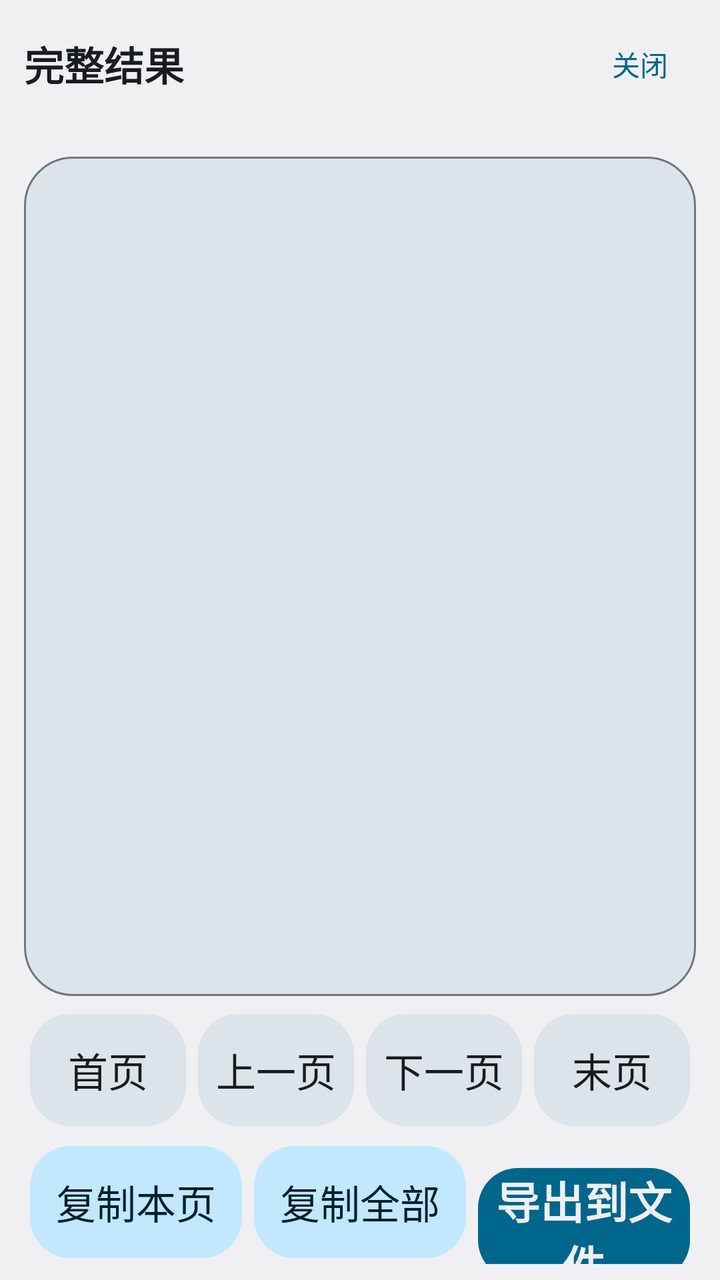
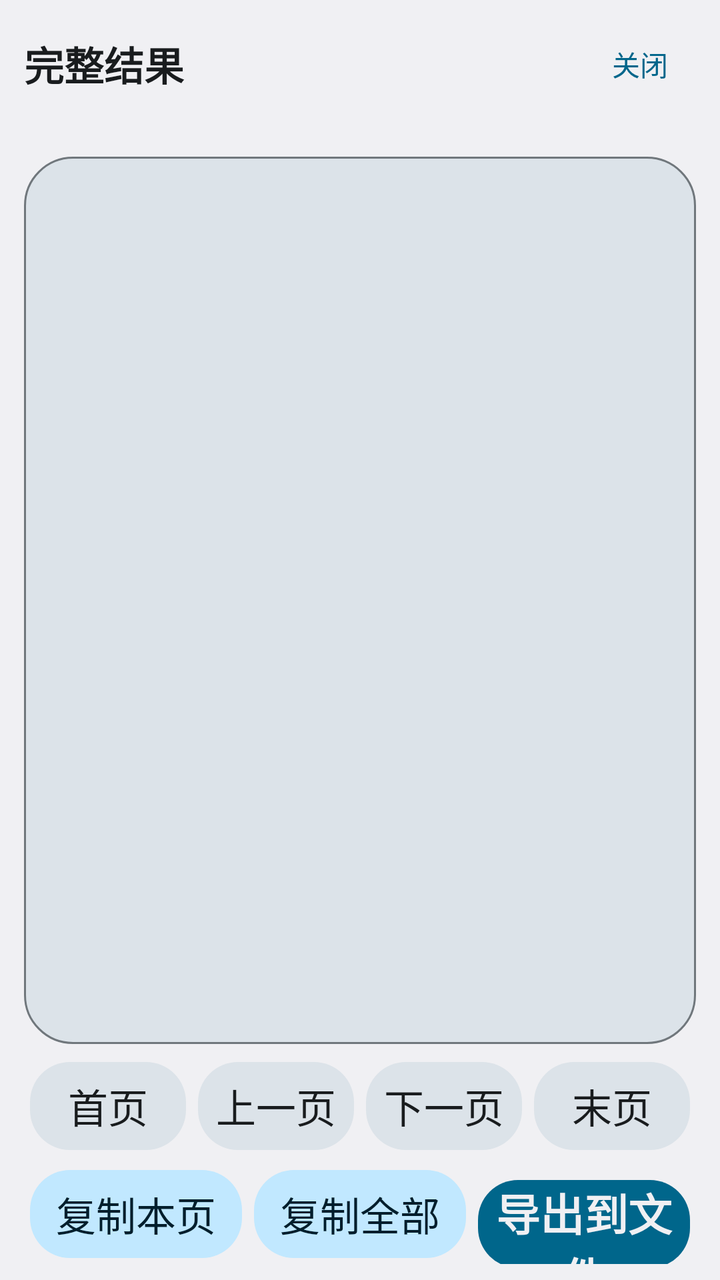

Screens rendered from an Android XML layout before and after an edit, with the pre-edit source and the edit as a unified diff.
<!-- AndroidManifest.xml: application theme AppTheme -->
<!-- res/layout/dialog_full_result.xml -->
<?xml version="1.0" encoding="utf-8"?>
<LinearLayout xmlns:android="http://schemas.android.com/apk/res/android"
    android:layout_width="match_parent"
    android:layout_height="match_parent"
    android:background="@color/md_surface"
    android:orientation="vertical"
    android:paddingLeft="12dp"
    android:paddingTop="12dp"
    android:paddingRight="12dp"
    android:paddingBottom="8dp">

    <LinearLayout
        android:layout_width="match_parent"
        android:layout_height="wrap_content"
        android:gravity="center_vertical"
        android:orientation="horizontal">

        <TextView
            android:layout_width="0dp"
            android:layout_height="wrap_content"
            android:layout_weight="1"
            android:text="@string/full_result_title"
            android:textColor="@color/md_on_surface"
            android:textSize="20sp"
            android:textStyle="bold" />

        <Button
            android:id="@+id/frClose"
            android:layout_width="wrap_content"
            android:layout_height="40dp"
            android:background="@drawable/ripple_ghost"
            android:minWidth="0dp"
            android:paddingLeft="14dp"
            android:paddingRight="14dp"
            android:text="@string/full_result_close"
            android:textColor="@color/md_primary" />
    </LinearLayout>

    <TextView
        android:id="@+id/frInfo"
        android:layout_width="match_parent"
        android:layout_height="wrap_content"
        android:layout_marginTop="2dp"
        android:textColor="@color/md_on_surface_variant"
        android:textSize="12sp" />

    <ScrollView
        android:layout_width="match_parent"
        android:layout_height="0dp"
        android:layout_marginTop="8dp"
        android:layout_weight="1"
        android:background="@drawable/bg_card"
        android:padding="10dp">

        <TextView
            android:id="@+id/frText"
            android:layout_width="match_parent"
            android:layout_height="wrap_content"
            android:textColor="@color/md_on_surface"
            android:textIsSelectable="true"
            android:textSize="14sp"
            android:typeface="monospace" />
    </ScrollView>

    <LinearLayout
        android:layout_width="match_parent"
        android:layout_height="wrap_content"
        android:layout_marginTop="6dp"
        android:orientation="horizontal">

        <Button
            android:id="@+id/frFirst"
            style="@style/Key"
            android:layout_weight="1"
            android:text="@string/fr_first" />

        <Button
            android:id="@+id/frPrev"
            style="@style/Key"
            android:layout_weight="1"
            android:text="@string/fr_prev" />

        <Button
            android:id="@+id/frNext"
            style="@style/Key"
            android:layout_weight="1"
            android:text="@string/fr_next" />

        <Button
            android:id="@+id/frLast"
            style="@style/Key"
            android:layout_weight="1"
            android:text="@string/fr_last" />
    </LinearLayout>

    <LinearLayout
        android:layout_width="match_parent"
        android:layout_height="wrap_content"
        android:layout_marginTop="4dp"
        android:orientation="horizontal">

        <Button
            android:id="@+id/frCopyPage"
            style="@style/OpKey"
            android:layout_weight="1"
            android:text="@string/fr_copy_page" />

        <Button
            android:id="@+id/frCopyAll"
            style="@style/OpKey"
            android:layout_weight="1"
            android:text="@string/fr_copy_all" />

        <Button
            android:id="@+id/frExport"
            style="@style/EqKey"
            android:layout_weight="1"
            android:text="@string/fr_export" />
    </LinearLayout>
</LinearLayout>
<!-- resources referenced by this layout -->
<resources>
  <color name="md_on_surface">#1C1B1F</color>
  <color name="md_on_surface_variant">#49454F</color>
  <color name="md_primary">#6750A4</color>
  <color name="md_surface">#FFFBFE</color>
  <!-- drawable bg_card (drawable) -->
  <?xml version="1.0" encoding="utf-8"?>
  <shape xmlns:android="http://schemas.android.com/apk/res/android"
      android:shape="rectangle">
      <solid android:color="@color/md_surface_variant" />
      <corners android:radius="24dp" />
      <stroke
          android:width="1dp"
          android:color="@color/md_outline" />
  </shape>
  <!-- drawable ripple_ghost (drawable) -->
  <?xml version="1.0" encoding="utf-8"?>
  <ripple xmlns:android="http://schemas.android.com/apk/res/android"
      android:color="?android:attr/colorControlHighlight">
      <item>
          <shape android:shape="oval">
              <solid android:color="@android:color/transparent" />
          </shape>
      </item>
  </ripple>
  <string name="fr_copy_all">复制全部</string>
  <string name="fr_copy_page">复制本页</string>
  <string name="fr_export">导出到文件</string>
  <string name="fr_first">首页</string>
  <string name="fr_last">末页</string>
  <string name="fr_next">下一页</string>
  <string name="fr_prev">上一页</string>
  <string name="full_result_close">关闭</string>
  <string name="full_result_title">完整结果</string>
  <style name="EqKey" parent="@style/Key">
          <item name="android:background">@drawable/ripple_eq</item>
          <item name="android:textColor">@color/md_on_primary</item>
          <item name="android:textSize">22sp</item>
          <item name="android:textStyle">bold</item>
      </style>
  <style name="OpKey" parent="@style/Key">
          <item name="android:background">@drawable/ripple_op</item>
          <item name="android:textColor">@color/md_on_primary_container</item>
      </style>
  <color name="md_surface_variant">#E7E0EC</color>
  <color name="md_outline">#79747E</color>
  <!-- drawable ripple_eq (drawable) -->
  <?xml version="1.0" encoding="utf-8"?>
  <ripple xmlns:android="http://schemas.android.com/apk/res/android"
      android:color="?android:attr/colorControlHighlight">
      <item android:drawable="@drawable/key_eq" />
  </ripple>
  <color name="md_on_primary">#FFFFFF</color>
  <!-- drawable ripple_digit (drawable) -->
  <?xml version="1.0" encoding="utf-8"?>
  <ripple xmlns:android="http://schemas.android.com/apk/res/android"
      android:color="?android:attr/colorControlHighlight">
      <item android:drawable="@drawable/key_digit" />
  </ripple>
  <!-- drawable ripple_op (drawable) -->
  <?xml version="1.0" encoding="utf-8"?>
  <ripple xmlns:android="http://schemas.android.com/apk/res/android"
      android:color="?android:attr/colorControlHighlight">
      <item android:drawable="@drawable/key_op" />
  </ripple>
  <color name="md_on_primary_container">#21005D</color>
  <!-- drawable key_eq (drawable) -->
  <?xml version="1.0" encoding="utf-8"?>
  <shape xmlns:android="http://schemas.android.com/apk/res/android"
      android:shape="rectangle">
      <solid android:color="@color/md_primary" />
      <corners android:radius="20dp" />
  </shape>
  <!-- drawable key_digit (drawable) -->
  <?xml version="1.0" encoding="utf-8"?>
  <shape xmlns:android="http://schemas.android.com/apk/res/android"
      android:shape="rectangle">
      <solid android:color="@color/md_surface_variant" />
      <corners android:radius="20dp" />
  </shape>
  <!-- drawable key_op (drawable) -->
  <?xml version="1.0" encoding="utf-8"?>
  <shape xmlns:android="http://schemas.android.com/apk/res/android"
      android:shape="rectangle">
      <solid android:color="@color/md_primary_container" />
      <corners android:radius="20dp" />
  </shape>
  <color name="md_primary_container">#EADDFF</color>
  <!-- unchanged entries left out for length: 2 -->
</resources>

<!-- the commit's change to res/layout/dialog_full_result.xml (unified diff, before → after) -->
@@ -71,24 +71,28 @@
         <Button
             android:id="@+id/frFirst"
             style="@style/Key"
+            android:layout_height="44dp"
             android:layout_weight="1"
             android:text="@string/fr_first" />
 
         <Button
             android:id="@+id/frPrev"
             style="@style/Key"
+            android:layout_height="44dp"
             android:layout_weight="1"
             android:text="@string/fr_prev" />
 
         <Button
             android:id="@+id/frNext"
             style="@style/Key"
+            android:layout_height="44dp"
             android:layout_weight="1"
             android:text="@string/fr_next" />
 
         <Button
             android:id="@+id/frLast"
             style="@style/Key"
+            android:layout_height="44dp"
             android:layout_weight="1"
             android:text="@string/fr_last" />
     </LinearLayout>
@@ -102,18 +106,21 @@
         <Button
             android:id="@+id/frCopyPage"
             style="@style/OpKey"
+            android:layout_height="44dp"
             android:layout_weight="1"
             android:text="@string/fr_copy_page" />
 
         <Button
             android:id="@+id/frCopyAll"
             style="@style/OpKey"
+            android:layout_height="44dp"
             android:layout_weight="1"
             android:text="@string/fr_copy_all" />
 
         <Button
             android:id="@+id/frExport"
             style="@style/EqKey"
+            android:layout_height="44dp"
             android:layout_weight="1"
             android:text="@string/fr_export" />
     </LinearLayout>
